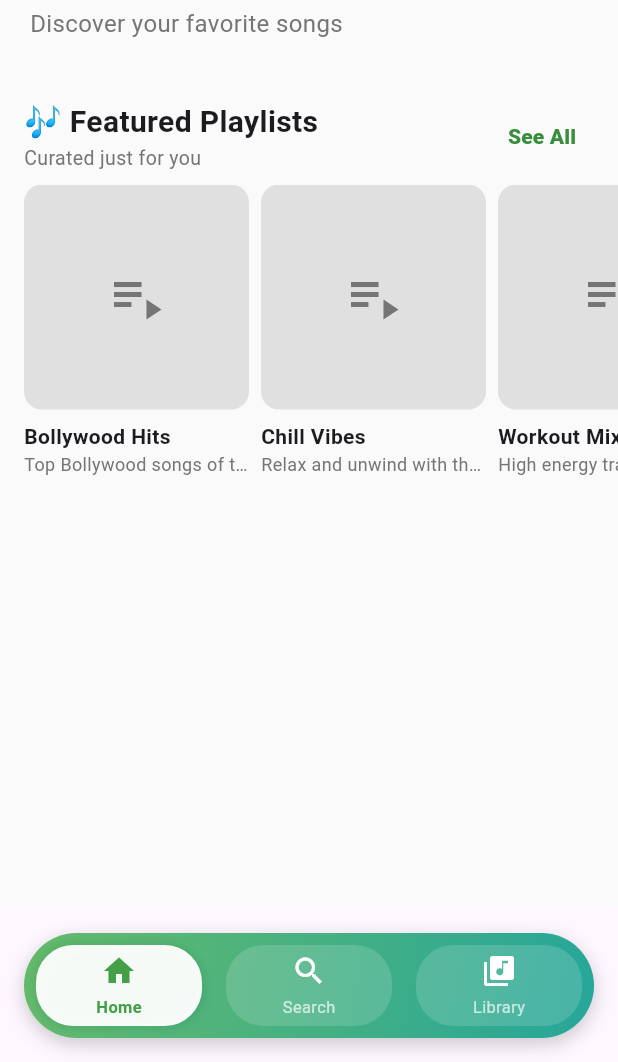
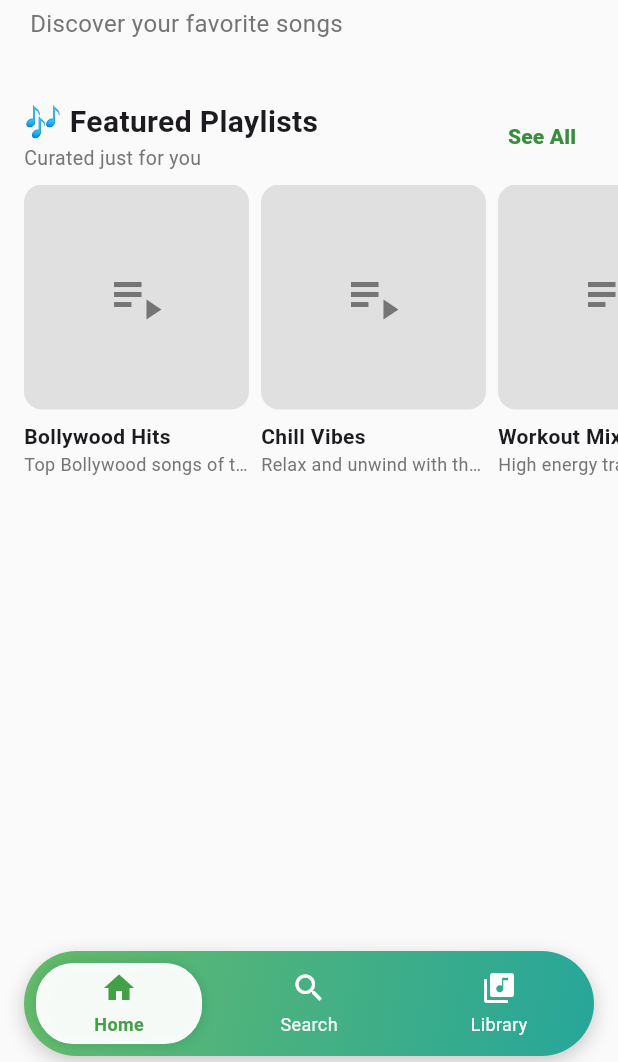
Before and after one commit to NehanshuSurkar/Sonik, a Flutter app: the screen it shows after launch, on a phone screen of 412 x 824 dp, the part 174-1236 px from its top. Run offline on Flutter 3.47's test engine with Material 3 defaults, Android fonts, the phone set to English and light mode, and no system bars; our stand-ins replace just_audio, permission_handler, shimmer; missing offline and left inert: flutter_downloader; network calls fail.

Commit message:
improved Bottom Nav bar Styling

```diff
--- a/lib/main.dart
+++ b/lib/main.dart
@@ -85,6 +85,7 @@ class _MainScreenState extends State<MainScreen>
   @override
   Widget build(BuildContext context) {
     return Scaffold(
+      backgroundColor: Colors.grey[50],
       body: TabBarView(
         controller: _tabController,
         children: [
@@ -223,7 +224,7 @@ class _NeumorphicNavBarState extends State<NeumorphicNavBar>
   @override
   Widget build(BuildContext context) {
     return Container(
-      margin: const EdgeInsets.all(16),
+      margin: const EdgeInsets.fromLTRB(16, 2, 16, 4),
       height: 70,
       decoration: BoxDecoration(
         gradient: LinearGradient(
@@ -298,7 +299,8 @@ class _NeumorphicNavBarState extends State<NeumorphicNavBar>
             color:
                 isSelected
                     ? Colors.white.withOpacity(0.95)
-                    : Colors.white.withOpacity(0.15),
+                    : Colors
+                        .transparent, // Changed: removed bubble effect when not selected
             borderRadius: BorderRadius.circular(25),
             boxShadow:
                 isSelected
@@ -330,7 +332,11 @@ class _NeumorphicNavBarState extends State<NeumorphicNavBar>
                 scale: _scaleAnimations[index],
                 child: Icon(
                   icon,
-                  color: isSelected ? Colors.green[600] : Colors.white,
+                  color:
+                      isSelected
+                          ? Colors.green[600]
+                          : Colors
+                              .white, // Changed: constant white color for unselected text
                   size: 24,
                 ),
               ),
@@ -340,8 +346,12 @@ class _NeumorphicNavBarState extends State<NeumorphicNavBar>
                 child: Text(
                   label,
                   style: TextStyle(
-                    color: isSelected ? Colors.green[600] : Colors.white70,
-                    fontSize: 11,
+                    color:
+                        isSelected
+                            ? Colors.green[600]
+                            : Colors
+                                .white, // Changed: constant white color for unselected text
+                    fontSize: 12,
                     fontWeight:
                         isSelected ? FontWeight.w600 : FontWeight.normal,
                   ),
```
